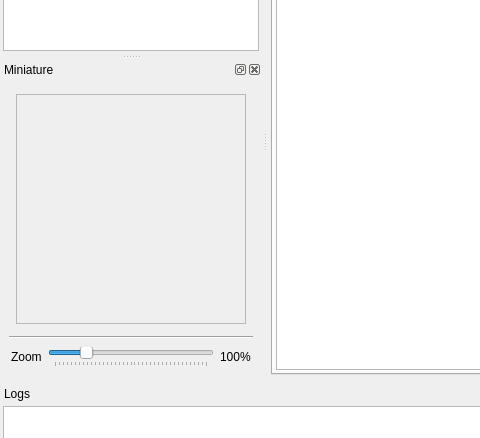
Old version of the form ui/main.ui in the repository slux83/visual-netkit; both pictures show x 0 to 480 and y 145 to 583 of the 1026 by 768 pixel window.
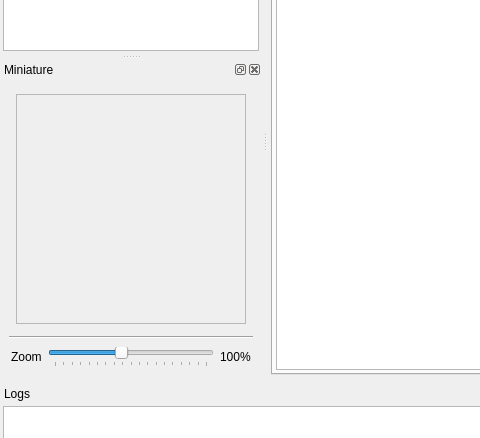
New version of the form. Icons and pictures are not drawn. Custom widgets are drawn as their Qt base class.

Diff of the .ui file:
```diff
--- a/ui/main.ui
+++ b/ui/main.ui
@@ -283,6 +283,12 @@
    </widget>
   </widget>
   <widget class="QDockWidget" name="dockMiniature" >
+   <property name="maximumSize" >
+    <size>
+     <width>16777215</width>
+     <height>16777215</height>
+    </size>
+   </property>
    <property name="windowTitle" >
     <string>Miniature</string>
    </property>
@@ -360,7 +366,7 @@
           <number>20</number>
          </property>
          <property name="maximum" >
-          <number>400</number>
+          <number>200</number>
          </property>
          <property name="singleStep" >
           <number>10</number>
@@ -374,6 +380,9 @@
          <property name="tickPosition" >
           <enum>QSlider::TicksBelow</enum>
          </property>
+         <property name="tickInterval" >
+          <number>10</number>
+         </property>
         </widget>
        </item>
        <item>
```
Left out of the diff: 4 changed lines with no effect on the pictures.
